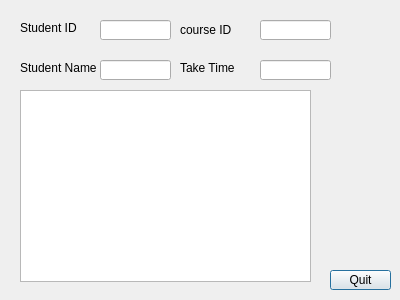
awmleer/grade-management, file selectgrade.ui: the form before one commit.
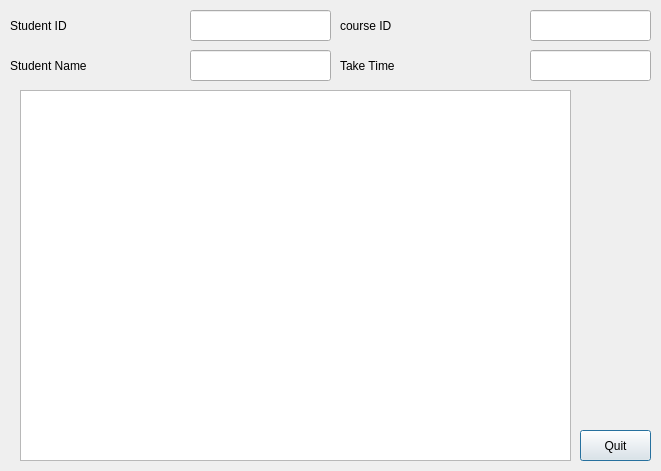
The form after the commit.

```diff
--- a/selectgrade.ui
+++ b/selectgrade.ui
@@ -6,8 +6,8 @@
    <rect>
     <x>0</x>
     <y>0</y>
-    <width>400</width>
-    <height>300</height>
+    <width>661</width>
+    <height>471</height>
    </rect>
   </property>
   <property name="windowTitle">
@@ -18,18 +18,18 @@
     <rect>
      <x>20</x>
      <y>90</y>
-     <width>291</width>
-     <height>192</height>
+     <width>551</width>
+     <height>371</height>
     </rect>
    </property>
   </widget>
   <widget class="QLabel" name="label_3">
    <property name="geometry">
     <rect>
-     <x>180</x>
-     <y>20</y>
-     <width>81</width>
-     <height>20</height>
+     <x>340</x>
+     <y>10</y>
+     <width>141</width>
+     <height>31</height>
     </rect>
    </property>
    <property name="text">
@@ -39,10 +39,10 @@
   <widget class="QLabel" name="label_4">
    <property name="geometry">
     <rect>
-     <x>180</x>
-     <y>60</y>
-     <width>71</width>
-     <height>16</height>
+     <x>340</x>
+     <y>50</y>
+     <width>171</width>
+     <height>31</height>
     </rect>
    </property>
    <property name="text">
@@ -52,10 +52,10 @@
   <widget class="QLabel" name="label">
    <property name="geometry">
     <rect>
-     <x>20</x>
-     <y>20</y>
-     <width>61</width>
-     <height>16</height>
+     <x>10</x>
+     <y>10</y>
+     <width>171</width>
+     <height>31</height>
     </rect>
    </property>
    <property name="text">
@@ -65,40 +65,40 @@
   <widget class="QLineEdit" name="lineEdit_4">
    <property name="geometry">
     <rect>
-     <x>260</x>
-     <y>60</y>
-     <width>71</width>
-     <height>20</height>
+     <x>530</x>
+     <y>50</y>
+     <width>121</width>
+     <height>31</height>
     </rect>
    </property>
   </widget>
   <widget class="QLineEdit" name="lineEdit_2">
    <property name="geometry">
     <rect>
-     <x>260</x>
-     <y>20</y>
-     <width>71</width>
-     <height>20</height>
+     <x>530</x>
+     <y>10</y>
+     <width>121</width>
+     <height>31</height>
     </rect>
    </property>
   </widget>
   <widget class="QLineEdit" name="lineEdit">
    <property name="geometry">
     <rect>
-     <x>100</x>
-     <y>20</y>
-     <width>71</width>
-     <height>20</height>
+     <x>190</x>
+     <y>10</y>
+     <width>141</width>
+     <height>31</height>
     </rect>
    </property>
   </widget>
   <widget class="QPushButton" name="pushButton">
    <property name="geometry">
     <rect>
-     <x>330</x>
-     <y>270</y>
-     <width>61</width>
-     <height>20</height>
+     <x>580</x>
+     <y>430</y>
+     <width>71</width>
+     <height>31</height>
     </rect>
    </property>
    <property name="text">
@@ -108,10 +108,10 @@
   <widget class="QLabel" name="label_2">
    <property name="geometry">
     <rect>
-     <x>20</x>
-     <y>60</y>
-     <width>81</width>
-     <height>16</height>
+     <x>10</x>
+     <y>50</y>
+     <width>171</width>
+     <height>31</height>
     </rect>
    </property>
    <property name="text">
@@ -121,10 +121,10 @@
   <widget class="QLineEdit" name="lineEdit_3">
    <property name="geometry">
     <rect>
-     <x>100</x>
-     <y>60</y>
-     <width>71</width>
-     <height>20</height>
+     <x>190</x>
+     <y>50</y>
+     <width>141</width>
+     <height>31</height>
     </rect>
    </property>
   </widget>
```
Left out of the diff: 19 changed lines with no effect on the pictures.
